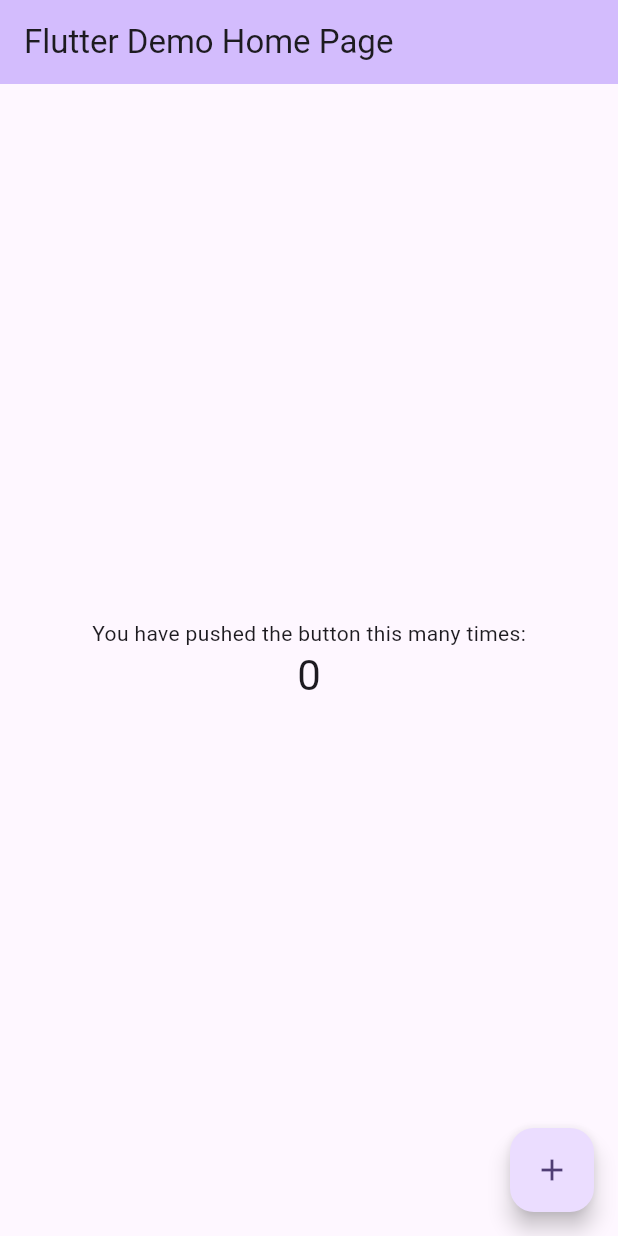
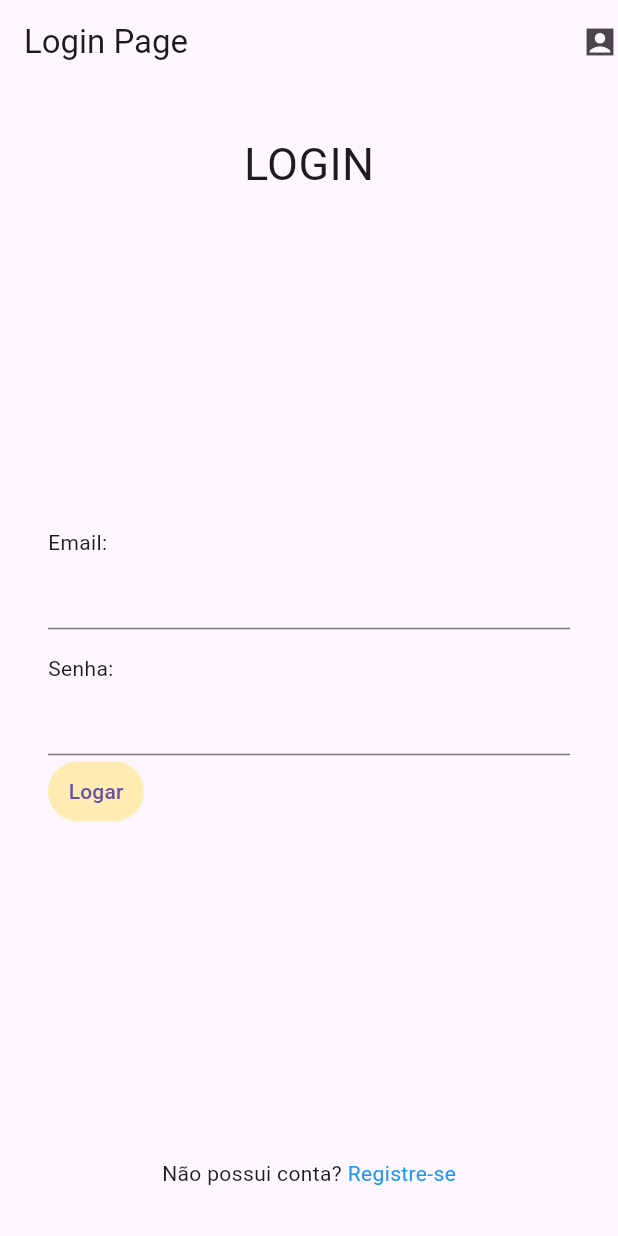
Before and after one commit to MauricioSts/APP-firebase, a Flutter app: the screen it shows after launch, on a phone screen of 412 x 824 dp. Run offline on Flutter 3.47's test engine with Material 3 defaults, Android fonts, the phone set to English and light mode, and no system bars; our stand-ins replace firebase_auth, firebase_core; accounts and stored records are empty.

```diff
--- /dev/null
+++ b/lib/Home.dart
@@ -0,0 +1,71 @@
+import 'package:flutter/material.dart';
+import 'package:flutter_course_app/SignUp.dart';
+
+class Home extends StatefulWidget {
+  const Home({super.key});
+
+  @override
+  State<Home> createState() => _HomeState();
+}
+
+TextEditingController email = TextEditingController();
+TextEditingController password = TextEditingController();
+
+class _HomeState extends State<Home> {
+  @override
+  Widget build(BuildContext context) {
+    return Scaffold(
+      appBar: AppBar(
+        title: Text("Login Page"),
+        actions: [Icon(Icons.account_box_sharp)],
+      ),
+      body: Container(
+        width: double.infinity,
+        padding: EdgeInsets.all(32),
+        child: Column(
+          mainAxisAlignment: MainAxisAlignment.spaceBetween,
+          crossAxisAlignment: CrossAxisAlignment.center,
+          children: [
+            Text("LOGIN", style: TextStyle(fontSize: 30)),
+            Column(
+              crossAxisAlignment: CrossAxisAlignment.start,
+              children: [
+                Text("Email:"),
+                TextField(controller: email),
+                SizedBox(height: 16),
+                Text("Senha:"),
+                TextField(controller: password),
+                TextButton(
+                  onPressed: () {},
+                  style: TextButton.styleFrom(
+                    backgroundColor: Colors.amber.shade100,
+                  ),
+                  child: Text("Logar"),
+                ),
+              ],
+            ),
+            Row(
+              mainAxisAlignment: MainAxisAlignment.center,
+              children: [
+                Text("Não possui conta? "),
+                GestureDetector(
+                  onTap: () {
+                    Navigator.pushAndRemoveUntil(
+                      context,
+                      MaterialPageRoute(builder: (context) => Signup()),
+                      (Route<dynamic> route) => false,
+                    );
+                  },
+                  child: Text(
+                    "Registre-se",
+                    style: TextStyle(color: Colors.blue),
+                  ),
+                ),
+              ],
+            ),
+          ],
+        ),
+      ),
+    );
+  }
+}
--- a/lib/main.dart
+++ b/lib/main.dart
@@ -1,126 +1,10 @@
 import 'package:flutter/material.dart';
 import 'package:firebase_core/firebase_core.dart';
+import 'package:flutter_course_app/Home.dart';
 import 'firebase_options.dart';
 
 void main() {
-  runApp(const MyApp());
+  runApp(MaterialApp(home: Home()));
 
   Firebase.initializeApp(options: DefaultFirebaseOptions.currentPlatform);
 }
-
-class MyApp extends StatelessWidget {
-  const MyApp({super.key});
-
-  // This widget is the root of your application.
-  @override
-  Widget build(BuildContext context) {
-    return MaterialApp(
-      title: 'Flutter Demo',
-      theme: ThemeData(
-        // This is the theme of your application.
-        //
-        // TRY THIS: Try running your application with "flutter run". You'll see
-        // the application has a purple toolbar. Then, without quitting the app,
-        // try changing the seedColor in the colorScheme below to Colors.green
-        // and then invoke "hot reload" (save your changes or press the "hot
-        // reload" button in a Flutter-supported IDE, or press "r" if you used
-        // the command line to start the app).
-        //
-        // Notice that the counter didn't reset back to zero; the application
-        // state is not lost during the reload. To reset the state, use hot
-        // restart instead.
-        //
-        // This works for code too, not just values: Most code changes can be
-        // tested with just a hot reload.
-        colorScheme: ColorScheme.fromSeed(seedColor: Colors.deepPurple),
-      ),
-      home: const MyHomePage(title: 'Flutter Demo Home Page'),
-    );
-  }
-}
-
-class MyHomePage extends StatefulWidget {
-  const MyHomePage({super.key, required this.title});
-
-  // This widget is the home page of your application. It is stateful, meaning
-  // that it has a State object (defined below) that contains fields that affect
-  // how it looks.
-
-  // This class is the configuration for the state. It holds the values (in this
-  // case the title) provided by the parent (in this case the App widget) and
-  // used by the build method of the State. Fields in a Widget subclass are
-  // always marked "final".
-
-  final String title;
-
-  @override
-  State<MyHomePage> createState() => _MyHomePageState();
-}
-
-class _MyHomePageState extends State<MyHomePage> {
-  int _counter = 0;
-
-  void _incrementCounter() {
-    setState(() {
-      // This call to setState tells the Flutter framework that something has
-      // changed in this State, which causes it to rerun the build method below
-      // so that the display can reflect the updated values. If we changed
-      // _counter without calling setState(), then the build method would not be
-      // called again, and so nothing would appear to happen.
-      _counter++;
-    });
-  }
-
-  @override
-  Widget build(BuildContext context) {
-    // This method is rerun every time setState is called, for instance as done
-    // by the _incrementCounter method above.
-    //
-    // The Flutter framework has been optimized to make rerunning build methods
-    // fast, so that you can just rebuild anything that needs updating rather
-    // than having to individually change instances of widgets.
-    return Scaffold(
-      appBar: AppBar(
-        // TRY THIS: Try changing the color here to a specific color (to
-        // Colors.amber, perhaps?) and trigger a hot reload to see the AppBar
-        // change color while the other colors stay the same.
-        backgroundColor: Theme.of(context).colorScheme.inversePrimary,
-        // Here we take the value from the MyHomePage object that was created by
-        // the App.build method, and use it to set our appbar title.
-        title: Text(widget.title),
-      ),
-      body: Center(
-        // Center is a layout widget. It takes a single child and positions it
-        // in the middle of the parent.
-        child: Column(
-          // Column is also a layout widget. It takes a list of children and
-          // arranges them vertically. By default, it sizes itself to fit its
-          // children horizontally, and tries to be as tall as its parent.
-          //
-          // Column has various properties to control how it sizes itself and
-          // how it positions its children. Here we use mainAxisAlignment to
-          // center the children vertically; the main axis here is the vertical
-          // axis because Columns are vertical (the cross axis would be
-          // horizontal).
-          //
-          // TRY THIS: Invoke "debug painting" (choose the "Toggle Debug Paint"
-          // action in the IDE, or press "p" in the console), to see the
-          // wireframe for each widget.
-          mainAxisAlignment: MainAxisAlignment.center,
-          children: <Widget>[
-            const Text('You have pushed the button this many times:'),
-            Text(
-              '$_counter',
-              style: Theme.of(context).textTheme.headlineMedium,
-            ),
-          ],
-        ),
-      ),
-      floatingActionButton: FloatingActionButton(
-        onPressed: _incrementCounter,
-        tooltip: 'Increment',
-        child: const Icon(Icons.add),
-      ), // This trailing comma makes auto-formatting nicer for build methods.
-    );
-  }
-}
```
Also changed, not shown: lib/SignUp.dart (added, +56 -0 lines), lib/services/AuthServices/auth_services.dart (added, +36 -0 lines), 10 other files.
